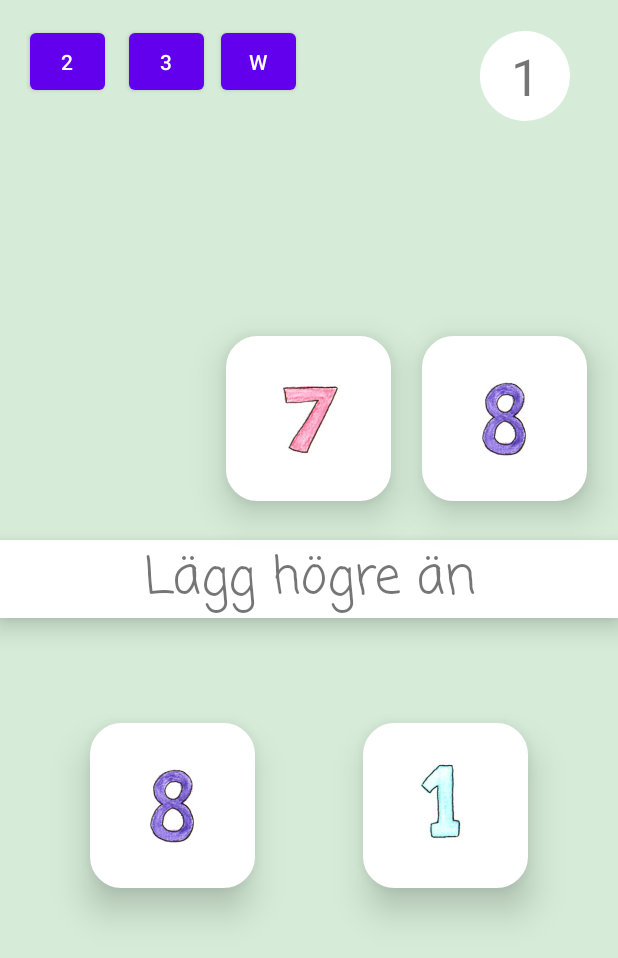
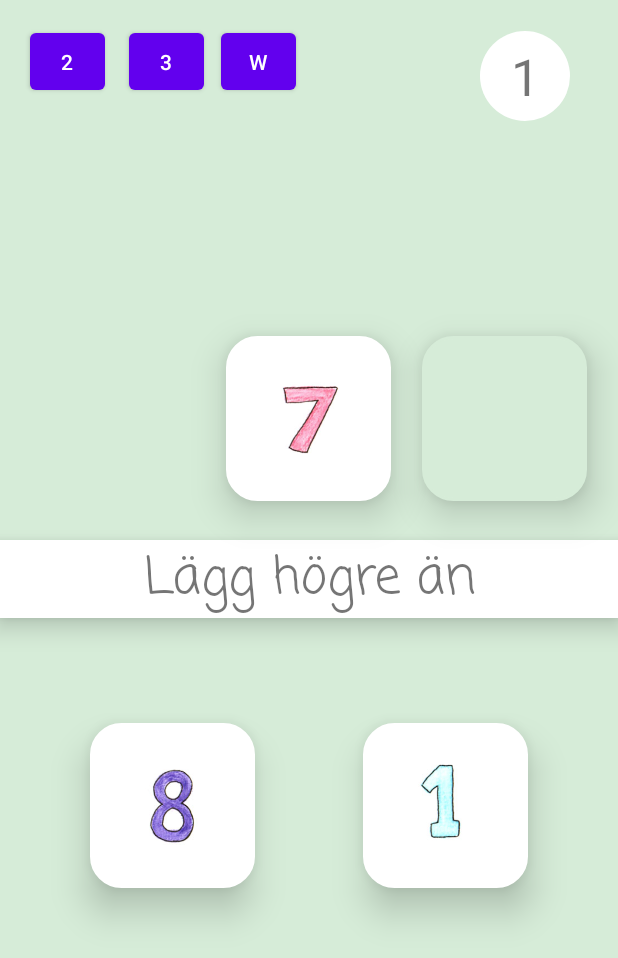
Before and after one commit to Noccis/TonisApp, an Android app: the screen it shows after launch (MainActivity), after a tap on an icon or button, on a phone screen of 412 x 824 dp. Shown: the top 958 px of the screen. Run offline under Robolectric (Android 15) with nearby library versions, the phone set to English and light mode, and no system bars.

Commit message:
added visibility functions

```diff
--- a/app/src/main/java/com/example/tonisapp/LvlParentActivity.kt
+++ b/app/src/main/java/com/example/tonisapp/LvlParentActivity.kt
@@ -19,6 +19,7 @@
     var score = 0
     var rightAnswerCard = 0     // Håller reda på vilket kort som är rätt
     var rightAnswerImageId = 0  // Sparar imageId för rätta svaret för att återanvända kortet
+    var howManyPlayerCards = 3  // Håller reda på hur många PlayerCardViews det är för att funktionerna visible och invisible ska bli rätt. default är 3 eftersom det är vanligast.
 
 
     val card1 = Card(1, R.drawable.one)
@@ -84,36 +85,6 @@
         super.onCreate(savedInstanceState)
         setContentView(R.layout.activity_main)
 
-/*
-
-
-        // Binder ihop mina view variabler med mina views.
-        mainNrView = findViewById(R.id.mainNrView)
-        scoreTextView = findViewById(R.id.scoreView)
-        hiOrLowTextView = findViewById(R.id.hiLowTextView)
-        playerCard1View = findViewById(R.id.playerCard1)
-        playerCard2View = findViewById(R.id.playerCard3)
-        lowerView = findViewById(R.id.lowerView)
-        higherView = findViewById(R.id.higherView)
-
-        lowerView.visibility = View.GONE
-        higherView.visibility = View.GONE
-
-        score = intent.getIntExtra("score", 0)
-
-        scoreTextView.text = "$score"
-
-        mainNrView.setImageResource(setImage(listOfcards))      //Skapar random siffra/kort i mainNr
-
-
-        hiOrLowTextView.text =
-            hiOrLow()                        //Bestämmer om man ska lägga högre eller lägre.
-
-
-        randomPlayerCard(listOfcards)       // Genererar rätt och fel svar till random playerCard
-
-
- */
 
     }
 
@@ -138,11 +109,11 @@
         val string: String
         if (hiOrLow == 1) {
 
-            string = getString(R.string.lower)                                                                    // Fixa så den pekar på strängen i XML filen
+            string = getString(R.string.lower)
             lowerView.visibility = View.VISIBLE
 
         } else if (hiOrLow == 2) {
-            string = getString(R.string.higher)                                                                     // Fixa så den pekar på strängen i XML filen
+            string = getString(R.string.higher)
             higherView.visibility = View.VISIBLE
 
         } else {
@@ -151,6 +122,38 @@
         return string
     }
 
+    // Visibility funktioner
+
+    fun allPlayerCardsVisible() {
+
+        if (howManyPlayerCards == 2) {
+            playerCard1View.visibility = View.VISIBLE
+            playerCard2View.visibility = View.VISIBLE
+        } else {
+            playerCard1View.visibility = View.VISIBLE
+            playerCard2View.visibility = View.VISIBLE
+            playerCard3View.visibility = View.VISIBLE
+        }
+
+    }
+
+    fun allPlayerCardsGone() {
+
+        if (howManyPlayerCards == 2) {
+            playerCard1View.visibility = View.GONE
+            playerCard2View.visibility = View.GONE
+        } else {
+            playerCard1View.visibility = View.GONE
+            playerCard2View.visibility = View.GONE
+            playerCard3View.visibility = View.GONE
+
+        }
+    }
+
+    fun hiLowViewsInvisible() {
+        lowerView.visibility = View.GONE
+        higherView.visibility = View.GONE
+    }
 
 // Övriga funktioner:
 
@@ -166,4 +169,5 @@
 
 
 
+
 }
--- a/app/src/main/java/com/example/tonisapp/MainActivity.kt
+++ b/app/src/main/java/com/example/tonisapp/MainActivity.kt
@@ -15,6 +15,7 @@
         super.onCreate(savedInstanceState)
         setContentView(R.layout.activity_main)
 
+        howManyPlayerCards = 2                      // Ska den här vara innan on create?
 
         // Binder ihop mina view variabler med mina views.
         mainNrView = findViewById(R.id.mainNrView)
@@ -25,8 +26,7 @@
         lowerView = findViewById(R.id.lowerView)
         higherView = findViewById(R.id.higherView)
 
-        lowerView.visibility = View.GONE
-        higherView.visibility = View.GONE
+        hiLowViewsInvisible()
 
         score = intent.getIntExtra("score", 0)
 
@@ -49,9 +49,6 @@
 
 
     }
-
-
-
 
 
     // Player card funktioner:
@@ -107,25 +104,12 @@
             score++
             scoreTextView.text = "$score"
             playRightAnswerSound()
-
-            view.visibility = View.INVISIBLE
-            playerCard2View.visibility = View.INVISIBLE
+            allPlayerCardsGone()
 
             if (score >= 10) {
                 startNextLvlActivity()
             } else {
                 reload()
-            }
-            if (hiOrLow == 1 ) {
-
-                lowerView.setImageResource(rightAnswerImageId)
-                lowerView.setBackgroundResource(R.drawable.roundedcorner)
-
-            }
-            else if (hiOrLow == 2) {
-
-                higherView.setImageResource(rightAnswerImageId)
-                higherView.setBackgroundResource(R.drawable.roundedcorner)
             }
 
         } else if (score > 0) {
@@ -142,15 +126,12 @@
 
     fun answeringCard2(view: View) {
 
-
         if (rightAnswerCard == 2) {
             score++
             scoreTextView.text = "$score"
 
             playRightAnswerSound()
-
-            view.visibility = View.GONE
-            playerCard1View.visibility = View.GONE
+            allPlayerCardsGone()
 
             if (score >= 10) {
                 startNextLvlActivity()
@@ -161,7 +142,7 @@
 
         } else if (score > 0) {
             score--
-            scoreTextView.text = "$score"       // Varför uppdateras inte detta automatiskt?
+            scoreTextView.text = "$score"
 
             view.visibility = View.INVISIBLE
 
@@ -178,15 +159,8 @@
 
     private fun reload() {
 
-        lowerView.visibility = View.GONE
-        lowerView.setImageResource(R.drawable.blankbgcolor)
-        lowerView.setBackgroundResource(R.drawable.faded)
-        higherView.visibility = View.GONE
-        higherView.setImageResource(R.drawable.blankbgcolor)
-        higherView.setBackgroundResource(R.drawable.faded)
-
-        playerCard1View.visibility = View.VISIBLE
-        playerCard2View.visibility = View.VISIBLE
+        hiLowViewsInvisible()
+        allPlayerCardsVisible()
 
         mainNrView.setImageResource(setImage(listOfcards))
 
@@ -195,6 +169,7 @@
         randomPlayerCard(listOfcards)
 
     }
+
 
     private fun startNextLvlActivity() {
 
@@ -206,16 +181,18 @@
     // Funktioner som jag ska ta bort på torsdag! Todo
 
     fun startLvl2Activity(view: View) {
-
         val intent = Intent(this, LvlTwoActivity::class.java)
         score = 18
         intent.putExtra("score", score)
         startActivity(intent)
+
     }
 
     fun startLvl3Activity(view: View) {
 
         val intent = Intent(this, LvlThreeActivity::class.java)
+        score = 22
+        intent.putExtra("score", score)
         startActivity(intent)
     }
 
```
Also changed, not shown: app/src/main/java/com/example/tonisapp/LvlThreeActivity.kt (+9 -73 lines), app/src/main/java/com/example/tonisapp/LvlTwoActivity.kt (+7 -57 lines). Lines whose indentation alone changed are shown as unchanged.
